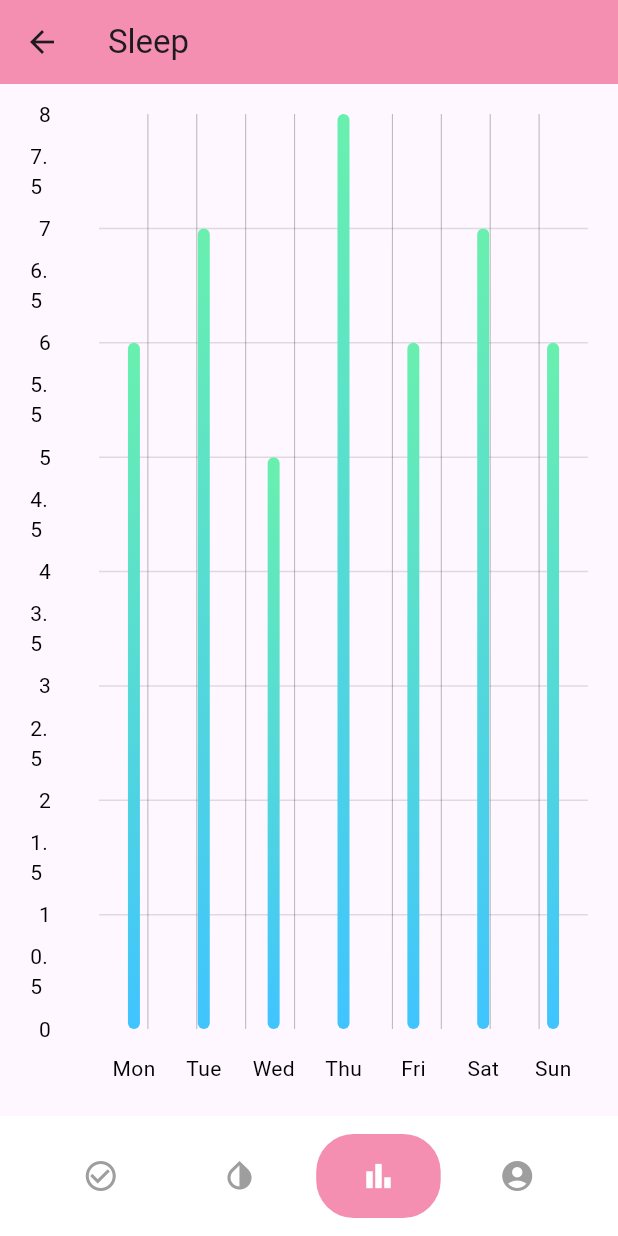
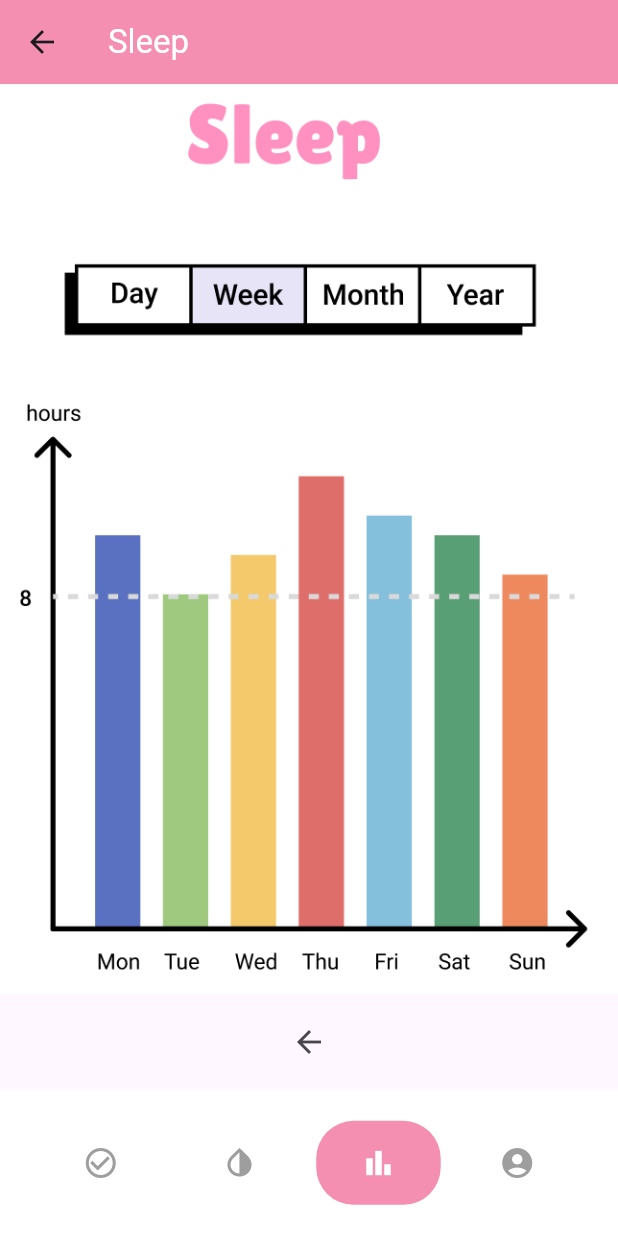
Before and after one commit to CS5520-Seattle-Fall23/finalproject-guardians-of-the-galaxy, a Flutter app: the SleepReportScreen screen opened directly, on a phone screen of 412 x 824 dp. Run offline on Flutter 3.47's test engine with Material 3 defaults, Android fonts, the phone set to English and light mode, and no system bars; drawn by our look-alikes of fl_chart; our stand-ins replace cloud_firestore, firebase_auth, firebase_core, flutter_local_notifications, percent_indicator, table_calendar and 1 more; missing offline and left inert: firebase_ui_auth, fitbitter; accounts and stored records are empty.

Commit message:
Report Image Integration
- Delete original f1chart package frontend display function(leave for future development
- Use Image widget instead to have a holistic view of application

```diff
--- a/POSILIFE/lib/view/report/sleepReportScreen.dart
+++ b/POSILIFE/lib/view/report/sleepReportScreen.dart
@@ -12,8 +12,6 @@ class SleepReportScreen extends StatefulWidget {
 }
 
 class _SleepReportScreenState extends State<SleepReportScreen> {
-  final weekDays = ['Mon', 'Tue', 'Wed', 'Thu', 'Fri', 'Sat', 'Sun'];
-  final sleepData = [6, 7, 5, 8, 6, 7, 6]; // Example data for sleep hours
   int _selectedIndex = 2; // Assumed you have a bottom navigation with index
 
   void _onItemTapped(int index) {
@@ -35,69 +33,41 @@ class _SleepReportScreenState extends State<SleepReportScreen> {
         break;
     }
   }
-  @override
+
+@override
   Widget build(BuildContext context) {
     return Scaffold(
       appBar: AppBar(
-        title: Text('Sleep'),
-        backgroundColor: Colors.pink[200], // Adjust the color to match your design
+        title: Text('Sleep', style: TextStyle(color: Colors.white)),
+        backgroundColor: Colors.pink[200],
       ),
-      body: Padding(
-        padding: const EdgeInsets.all(20.0),
-        child: BarChart(
-          BarChartData(
-            alignment: BarChartAlignment.spaceAround,
-            maxY: 8, // Assuming maximum 8 hours of sleep is the goal
-            barTouchData: BarTouchData(
-              enabled: false,
+      body: Column(
+        crossAxisAlignment: CrossAxisAlignment.stretch,
+        children: [
+          // Image
+          Image.asset(
+            'assets/sleepReport.png',
+            fit: BoxFit.contain,
+          ),
+          // Back button
+          Padding(
+            padding: const EdgeInsets.all(8.0),
+            child: IconButton(
+              icon: Icon(Icons.arrow_back),
+              onPressed: () {
+                Navigator.push(context, MaterialPageRoute(builder: (context) => ReportHomeScreen()));// Navigate back to the previous screen
+              },
             ),
-            titlesData: FlTitlesData(
-              show: true,
-              bottomTitles: SideTitles(
-                showTitles: true,
-                getTextStyles: (context, value) => const TextStyle(color: Colors.black, fontSize: 14),
-                margin: 16,
-                getTitles: (double value) {
-                  return weekDays[value.toInt()];
-                },
-              ),
-              leftTitles: SideTitles(
-                showTitles: true,
-                getTextStyles: (context, value) => const TextStyle(color: Colors.black, fontSize: 14),
-                margin: 32,
-                reservedSize: 14,
-              ),
+          ),
+          // Your original bottom navigation bar
+          Expanded(
+            child: CustomBottomNavigationBar(
+              selectedIndex: _selectedIndex,
+              onItemTapped: _onItemTapped,
             ),
-            gridData: FlGridData(
-              show: true,
-              checkToShowHorizontalLine: (value) => value % 1 == 0,
-              getDrawingHorizontalLine: (value) => FlLine(
-                color: Colors.black12,
-                strokeWidth: 1.0,
-              ),
-            ),
-            borderData: FlBorderData(
-              show: false,
-            ),
-            barGroups: sleepData.asMap().entries.map((entry) {
-              return BarChartGroupData(
-                x: entry.key,
-                barRods: [
-                  BarChartRodData(
-                    y: entry.value.toDouble(),
-                    colors: [Colors.lightBlueAccent, Colors.greenAccent],
-                  ),
-                ],
-              );
-            }).toList(),
           ),
-        ),
+        ],
       ),
-      // Bottom navigation bar can be added here if needed
-      bottomNavigationBar: CustomBottomNavigationBar(
-      selectedIndex: _selectedIndex,
-      onItemTapped: _onItemTapped,
-     ),
     );
   }
 }
```
Also changed, not shown: POSILIFE/lib/view/report/dietReportScreen.dart (+26 -55 lines), POSILIFE/lib/view/report/waterReportScreen.dart (+20 -56 lines), POSILIFE/lib/view/report/wellnessReportScreen.dart (+26 -57 lines), POSILIFE/assets/dietReport.png (added), POSILIFE/assets/sleepReport.png (added), POSILIFE/assets/waterReport.png (added), POSILIFE/assets/wellnessReport.png (added).
